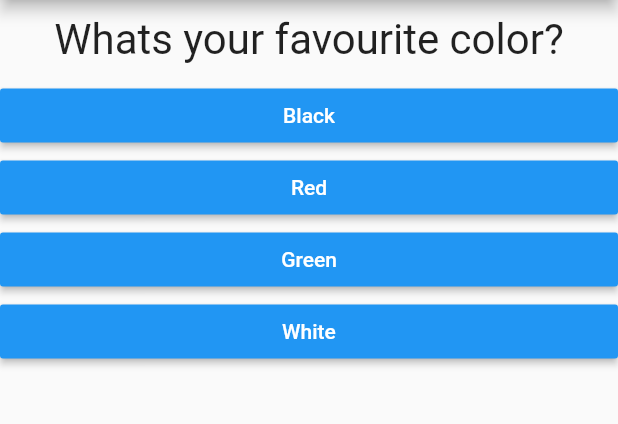
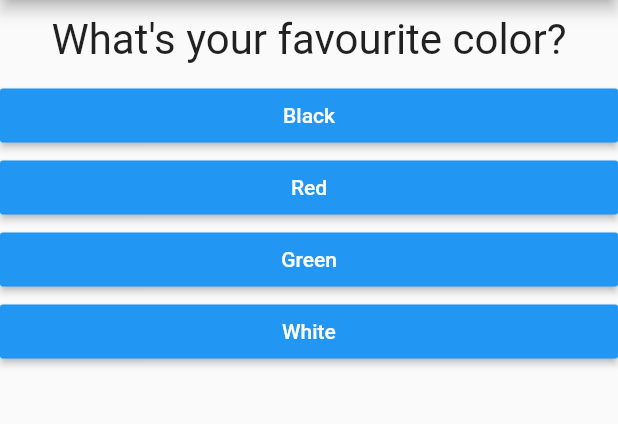
Before and after one commit to mohnishkarri/Personality-Predictor, a Flutter app: the screen it shows after launch, on a phone screen of 412 x 824 dp, the part 84-508 px from its top. Run offline on Flutter 3.47's test engine with Material 2 defaults, Android fonts, the phone set to English and light mode, and no system bars.

Commit message:
Update Minor
Minor Update to main.dart

```diff
--- a/flutter_guide/lib/main.dart
+++ b/flutter_guide/lib/main.dart
@@ -31,15 +31,15 @@ class _MyAppState extends State<MyApp> {
   Widget build(BuildContext context) {
     const questions = const[
       {
-        'questionText': 'What\s your favourite color?',
+        'questionText': 'What\'s your favourite color?',
         'answers': ['Black', 'Red', 'Green', 'White'],
       },
       {
-        'questionText': 'What\s your favourite animal? ?',
+        'questionText': 'What\'s your favourite animal? ?',
         'answers': ['Rabbit', 'Snake', 'Elephant', 'Lion'],
       },
       {
-        'questionText': 'Who\s your favourite instructor?',
+        'questionText': 'Who\'s your favourite instructor?',
         'answers': ['Max', 'Lax', 'Snak', 'Back'],
       },
 
```
